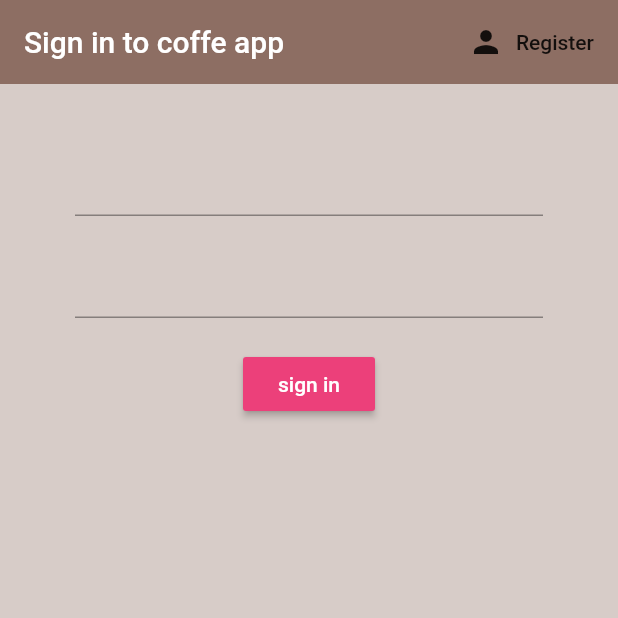
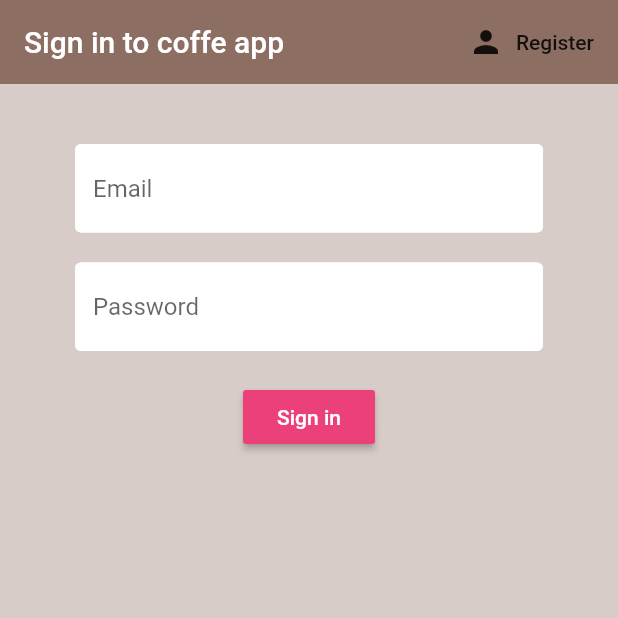
Before and after one commit to Dalimar95/coffe_app, a Flutter app: the screen it shows after launch, on a phone screen of 412 x 824 dp, the top half of it. Run offline on Flutter 3.47's test engine with Material 2 defaults, Android fonts, the phone set to English and light mode, and no system bars; our stand-ins replace cloud_firestore, firebase_auth, flutter_spinkit; accounts and stored records are empty.

```diff
--- a/lib/screens/authenticate/sign_in.dart
+++ b/lib/screens/authenticate/sign_in.dart
@@ -1,4 +1,6 @@
 import 'package:coffe_app/services/auth.dart';
+import 'package:coffe_app/shared/constants.dart';
+import 'package:coffe_app/shared/loading.dart';
 import 'package:flutter/material.dart';
 
 class SignIn extends StatefulWidget {
@@ -10,10 +12,11 @@ class SignIn extends StatefulWidget {
   _SignInState createState() => _SignInState();
 }
 
-final _formKey = GlobalKey<FormState>();
 class _SignInState extends State<SignIn> {
 
+final _formKey = GlobalKey<FormState>();
 final AuthService _auth = AuthService();
+bool loading = false;
 
 String email = '';
 String password = '';
@@ -21,7 +24,7 @@ String error = '';
 
   @override
   Widget build(BuildContext context) {
-    return Scaffold(
+    return loading? Loading() : Scaffold(
       backgroundColor: Colors.brown[100],
       appBar: AppBar(backgroundColor: Colors.brown[400],
       elevation: 0.0,
@@ -42,6 +45,7 @@ String error = '';
         child: Column(children: <Widget>[
           SizedBox(height: 20.0),
           TextFormField(
+            decoration: textInputDecoration.copyWith(hintText: 'Email'),
             validator: (val)=>val.isEmpty?"enter your email":null,
             onChanged: (val){
               setState(()=>email = val);
@@ -49,6 +53,7 @@ String error = '';
           ),
           SizedBox(height: 20.0),
           TextFormField(
+            decoration: textInputDecoration.copyWith(hintText: 'Password'),
             validator: (val)=>val.isEmpty?"enter your password":null,
             obscureText: true,
             onChanged: (val){
@@ -60,9 +65,15 @@ String error = '';
           SizedBox(height: 20.0),
           RaisedButton(onPressed: ()async{
             if(_formKey.currentState.validate()){
+              setState(() => loading = true);
               dynamic result = await _auth.signInWithEmailAndPassword(email,password);
+
               if(result == null){
-                setState(()=>error = ' authentication error');
+                setState(() {
+                  error = ' authentication error';
+                  loading = false;
+                });
+
               }
             }
             else {
@@ -73,10 +84,13 @@ String error = '';
 
           },
           color: Colors.pink[400],
-          child: Text('sign in',
+          child: Text('Sign in',
           style: TextStyle(color: Colors.white),
           ),
-          )
+          ),
+          SizedBox(height: 12.0),
+          Text(error,
+          style: TextStyle(color:Colors.red, fontSize: 14.0))
         ],
         )
       ),
--- a/lib/services/auth.dart
+++ b/lib/services/auth.dart
@@ -1,5 +1,6 @@
 import 'package:coffe_app/models/user.dart';
 import 'package:firebase_auth/firebase_auth.dart';
+import 'database.dart';
 
 
 class AuthService{
@@ -56,6 +57,7 @@ try{
 
 }catch(e){
 print(e);
+return null;
 }
 
 }
@@ -67,6 +69,7 @@ Future registerWithEmailAndPassword(String email, String password) async
 try{
   AuthResult result = await _auth.createUserWithEmailAndPassword(email:email,password: password);
   FirebaseUser user = result.user;
+  await DatabaseService(uid: user.uid).updateUserData("0", 'new user name', 100);
   return _userFromFirebaseUser(user);
 
 }catch(e){
--- /dev/null
+++ b/lib/services/database.dart
@@ -0,0 +1,22 @@
+import 'package:cloud_firestore/cloud_firestore.dart';
+
+class DatabaseService{
+final String uid;
+DatabaseService({this.uid});
+// collection reference
+final CollectionReference userCollection = Firestore.instance.collection('userData');
+
+Future updateUserData(String sugars, String name, int strength) async
+{
+  return await userCollection.document(uid).setData({
+    'sugars': sugars,
+    'name':name,
+    'strength': strength,
+
+
+  });
+
+
+}
+
+}
--- /dev/null
+++ b/lib/shared/constants.dart
@@ -0,0 +1,14 @@
+import 'package:flutter/material.dart';
+
+
+
+const textInputDecoration = InputDecoration(
+              fillColor: Colors.white,
+              filled: true,
+              enabledBorder: OutlineInputBorder(
+                borderSide: BorderSide(color: Colors.white,width: 2.0)
+              ),
+              focusedBorder: OutlineInputBorder(
+                borderSide: BorderSide(color: Colors.white,width: 2.0)
+            ),
+            );
--- a/pubspec.yaml
+++ b/pubspec.yaml
@@ -30,6 +30,7 @@ dev_dependencies:
   firebase_auth: ^0.14.0+5
   cloud_firestore: ^0.12.9+4
   provider: ^4.0.2
+  flutter_spinkit: "^4.1.1"
 
 
 # For information on the generic Dart part of this file, see the
```
Also changed, not shown: lib/screens/authenticate/register.dart (+14 -2 lines), lib/shared/loading.dart (added, +16 -0 lines), pubspec.lock.
